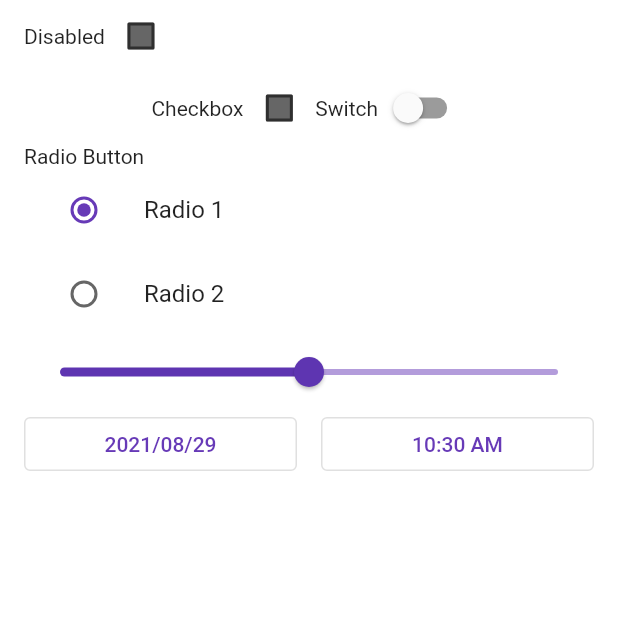
After one commit to organic-nailer/flutter_fast_ui_white, a Flutter app: the InputsExceptTextPage screen opened directly, on a phone screen of 412 x 824 dp, the top half of it. The commit adds this screen. Run offline on Flutter 3.47's test engine with Material 2 defaults, Android fonts, the light colour scheme and no system bars.

Commit message:
add input

```diff
--- a/lib/main.dart
+++ b/lib/main.dart
@@ -4,8 +4,11 @@ import 'package:flutter_fast_ui_white/pages/app_bar_top_page.dart';
 import 'package:flutter_fast_ui_white/pages/bottom_navigation_page.dart';
 import 'package:flutter_fast_ui_white/pages/button_page.dart';
 import 'package:flutter_fast_ui_white/pages/card_page.dart';
+import 'package:flutter_fast_ui_white/pages/inputs_except_text_page.dart';
+import 'package:intl/date_symbol_data_local.dart';
 
 void main() {
+  initializeDateFormatting("ja_JP");
   runApp(MyApp());
 }
 
@@ -30,12 +33,19 @@ class MyApp extends StatelessWidget {
   final Color inactiveBlack = const Color(0x99000000);
   final Color disabledBlack = const Color(0x61000000);
 
-  final Color accentColor = Colors.deepPurple;
+  static final MaterialColor accentColor = Colors.deepPurple;
   // from: https://material.io/design/interaction/states.html#pressed
   final Color overlayOnDark = const Color(0x52FFFFFF);
   final Color overlayOnLight = const Color(0x29000000);
 
   final Color borderGrey = const Color(0xFFC8C8C8);
+
+  Color resolveAccentToggleColor(Set<MaterialState> states) {
+    if(states.contains(MaterialState.disabled)) return disabledBlack;
+    if(states.contains(MaterialState.selected)) return accentColor;
+    return inactiveBlack;
+  }
+
   @override
   Widget build(BuildContext context) {
     final accentIsDark = ThemeData.estimateBrightnessForColor(accentColor) == Brightness.dark;
@@ -83,6 +93,39 @@ class MyApp extends StatelessWidget {
             ),
             borderRadius: BorderRadius.circular(8)
           )
+        ),
+        toggleableActiveColor: accentColor,
+        checkboxTheme: CheckboxThemeData(
+          fillColor: MaterialStateProperty.resolveWith(resolveAccentToggleColor)
+        ),
+        radioTheme: RadioThemeData(
+            fillColor: MaterialStateProperty.resolveWith(resolveAccentToggleColor)
+        ),
+        switchTheme: SwitchThemeData(
+          thumbColor: MaterialStateProperty.resolveWith((states) {
+            if(states.containsAll([MaterialState.disabled, MaterialState.selected])) return accentColor.shade200;
+            if(states.contains(MaterialState.disabled)) return Colors.grey.shade400;
+            if(states.contains(MaterialState.selected)) return accentColor.shade600;
+            return Colors.grey.shade50;
+          }),
+          trackColor: MaterialStateProperty.resolveWith((states) {
+            if(states.containsAll([MaterialState.disabled, MaterialState.selected])) return accentColor.shade200.withAlpha(128);
+            if(states.contains(MaterialState.disabled)) return Color(0xFFC8C8C8);
+            if(states.contains(MaterialState.selected)) return accentColor.withAlpha(128);
+            return Color(0xFF9B9B9B);
+          })
+        ),
+        sliderTheme: SliderThemeData(
+          activeTrackColor: accentColor.shade600,
+          inactiveTrackColor: accentColor.withAlpha(128),
+          thumbColor: accentColor.shade600,
+          disabledActiveTrackColor: accentColor.shade200,
+          disabledInactiveTrackColor: Color(0xFFC8C8C8),
+          disabledThumbColor: accentColor.shade200,
+        ),
+        timePickerTheme: TimePickerThemeData(
+          dialHandColor: accentColor,
+
         )
       ),
       home: SampleListPage(),
@@ -119,6 +162,7 @@ class SampleListPage extends StatelessWidget {
     SampleData("BottomNavigation", (_) => BottomNavigationPage()),
     SampleData("Button", (_) => ButtonPage()),
     SampleData("CardPage", (_) => CardPage()),
+    SampleData("Inputs(Text除く)", (_) => InputsExceptTextPage()),
   ];
 }
 
--- /dev/null
+++ b/lib/pages/inputs_except_text_page.dart
@@ -0,0 +1,138 @@
+import 'package:flutter/material.dart';
+import 'package:flutter_fast_ui_white/main.dart';
+import "package:intl/intl.dart";
+
+class InputsExceptTextPage extends StatefulWidget {
+  const InputsExceptTextPage({Key? key}) : super(key: key);
+
+  @override
+  _InputsExceptTextPageState createState() => _InputsExceptTextPageState();
+}
+
+var formatter = new DateFormat('yyyy/MM/dd', "ja_JP");
+
+class _InputsExceptTextPageState extends State<InputsExceptTextPage> {
+  bool _isDisabled = false;
+  bool _topToggle = false;
+  int _radioValue = 1;
+  double _sliderValue = 0.5;
+  DateTime _date = DateTime.now();
+  TimeOfDay _time = TimeOfDay.now();
+  @override
+  Widget build(BuildContext context) {
+    return Scaffold(
+      body: SafeArea(
+        child: Padding(
+          padding: const EdgeInsets.symmetric(horizontal: 16),
+          child: Column(
+            crossAxisAlignment: CrossAxisAlignment.start,
+            children: [
+              Row(
+                children: [
+                  Text("Disabled"),
+                  Checkbox(value: _isDisabled, onChanged: (value) {
+                    setState(() {
+                      _isDisabled = value ?? false;
+                    });
+                  },)
+                ],
+              ),
+              Row(
+                mainAxisSize: MainAxisSize.max,
+                mainAxisAlignment: MainAxisAlignment.center,
+                children: [
+                  Text("Checkbox"),
+                  Checkbox(value: _topToggle, onChanged: _isDisabled ? null : (value) {
+                    setState(() {
+                      _topToggle = value ?? false;
+                    });
+                  }),
+                  Text("Switch"),
+                  Switch(value: _topToggle, onChanged: _isDisabled ? null : (value) {
+                    setState(() {
+                      _topToggle = value;
+                    });
+                  }),
+                ],
+              ),
+              Text("Radio Button"),
+              for(int i = 1; i <= 2; i++)
+                ListTile(
+                  title: Text(
+                    'Radio $i',
+                    style: Theme.of(context).textTheme.subtitle1,
+                  ),
+                  leading: Radio(
+                    value: i,
+                    groupValue: _radioValue,
+                    onChanged: _isDisabled ? null : (int? value) {
+                      setState(() {
+                        _radioValue = value ?? 1;
+                      });
+                    },
+                  )
+                ),
+              Slider(value: _sliderValue, onChanged: _isDisabled ? null : (value) {
+                setState(() {
+                  _sliderValue = value;
+                });
+              }),
+              Row(
+                mainAxisSize: MainAxisSize.max,
+                children: [
+                  Expanded(
+                    child: OutlinedButton(
+                      onPressed: () async {
+                        final result = await showDatePicker(
+                            context: context,
+                            initialDate: _date,
+                            firstDate: DateTime(2010, 1, 1,),
+                            lastDate: DateTime(2025, 12, 31),
+                          builder: (context, child) {
+                            return Theme(
+                              data: ThemeData(primarySwatch: MyApp.accentColor),
+                              child: child!,
+                            );
+                          },
+                        );
+                        if(result != null) {
+                          setState(() {
+                            _date = result;
+                          });
+                        }
+                      },
+                      child: Text(formatter.format(_date)),
+                    ),
+                  ),
+                  SizedBox(width: 16,),
+                  Expanded(
+                    child: OutlinedButton(
+                      onPressed: () async {
+                        final result = await showTimePicker(
+                          builder: (context, child) {
+                            return Theme(
+                              data: ThemeData(primarySwatch: MyApp.accentColor),
+                              child: child!,
+                            );
+                          },
+                            context: context,
+                          initialTime: _time
+                        );
+                        if(result != null) {
+                          setState(() {
+                            _time = result;
+                          });
+                        }
+                      },
+                      child: Text(_time.format(context)),
+                    ),
+                  ),
+                ],
+              )
+            ],
+          ),
+        ),
+      ),
+    );
+  }
+}
--- a/pubspec.yaml
+++ b/pubspec.yaml
@@ -23,7 +23,8 @@ environment:
 dependencies:
   flutter:
     sdk: flutter
-
+  flutter_localizations:
+    sdk: flutter
 
   # The following adds the Cupertino Icons font to your application.
   # Use with the CupertinoIcons class for iOS style icons.
```
Also changed, not shown: pubspec.lock.
